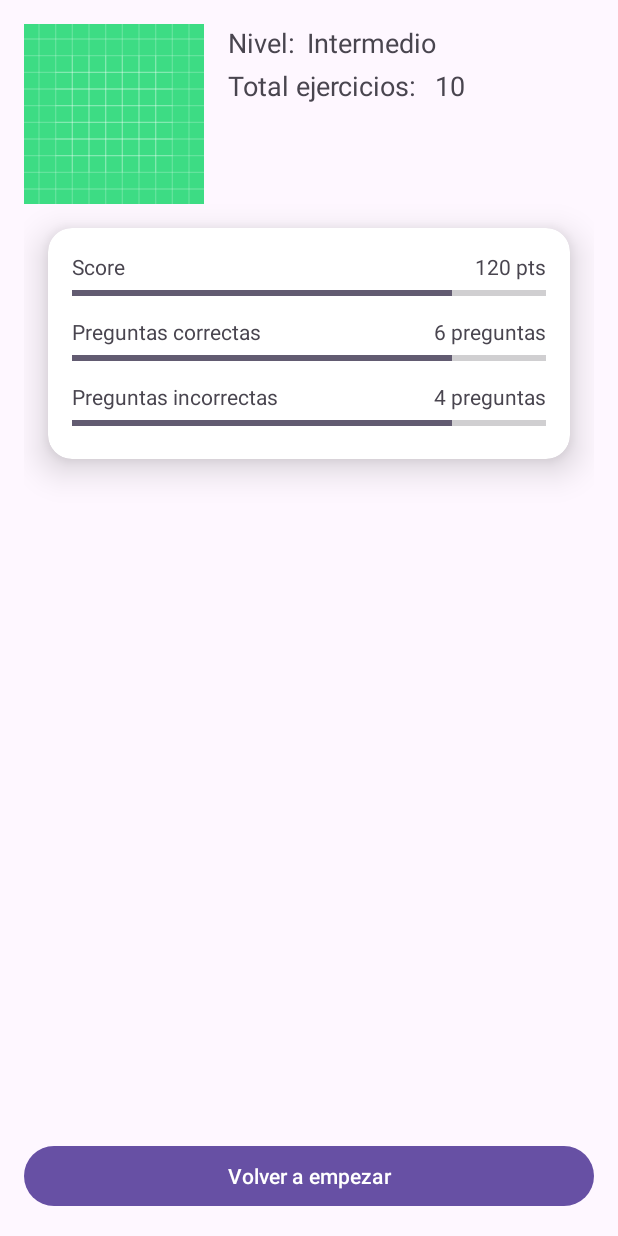
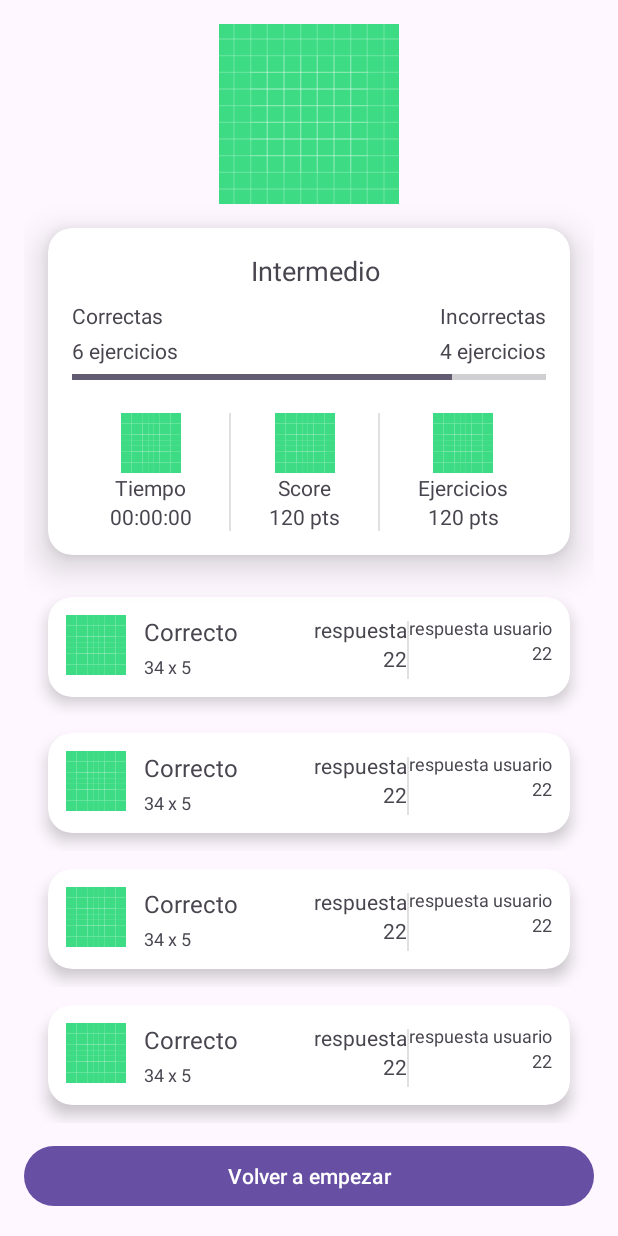
Before and after one commit to JhohellsDL/MultiplicationMasterApplication, an Android app: the layout fragment_feedback.xml on its own in the app's theme, with its tools: preview values and no code run, on a phone screen of 412 x 824 dp. Run offline under Robolectric (Android 15) with nearby library versions, the phone set to English and light mode, and no system bars.

Commit message:
second design view ending

```diff
--- a/app/src/main/res/layout/fragment_feedback.xml
+++ b/app/src/main/res/layout/fragment_feedback.xml
@@ -1,7 +1,7 @@
 <?xml version="1.0" encoding="utf-8"?>
 <layout xmlns:android="http://schemas.android.com/apk/res/android"
+    xmlns:app="http://schemas.android.com/apk/res-auto"
     xmlns:tools="http://schemas.android.com/tools"
-    xmlns:app="http://schemas.android.com/apk/res-auto"
     tools:context=".ui.screens.FeedbackFragment">
 
     <androidx.constraintlayout.widget.ConstraintLayout
@@ -16,46 +16,9 @@
             android:layout_width="120dp"
             android:layout_height="120dp"
             android:src="@drawable/ic_launcher_background"
-            app:layout_constraintTop_toTopOf="parent"
-            app:layout_constraintStart_toStartOf="parent"/>
-
-        <TextView
-            android:id="@+id/label_difficulty"
-            android:layout_width="wrap_content"
-            android:layout_height="wrap_content"
-            tools:text="Nivel:"
-            android:textSize="18sp"
-            app:layout_constraintTop_toTopOf="@id/image_feedback"
-            app:layout_constraintStart_toEndOf="@id/image_feedback"
-            android:layout_marginStart="16dp"/>
-        <TextView
-            android:id="@+id/text_difficulty"
-            android:layout_width="wrap_content"
-            android:layout_height="wrap_content"
-            tools:text="Intermedio"
-            android:textSize="18sp"
-            app:layout_constraintTop_toTopOf="@id/image_feedback"
-            app:layout_constraintStart_toEndOf="@id/label_difficulty"
-            android:layout_marginStart="8dp"/>
-        <TextView
-            android:id="@+id/label_nro_exercises"
-            android:layout_width="wrap_content"
-            android:layout_height="wrap_content"
-            tools:text="Total ejercicios:"
-            android:textSize="18sp"
-            android:layout_marginTop="4dp"
-            app:layout_constraintTop_toBottomOf="@id/text_difficulty"
-            app:layout_constraintStart_toEndOf="@id/image_feedback"
-            android:layout_marginStart="16dp"/>
-        <TextView
-            android:layout_width="wrap_content"
-            android:layout_height="wrap_content"
-            tools:text="10"
-            android:textSize="18sp"
-            app:layout_constraintTop_toTopOf="@id/label_nro_exercises"
-            app:layout_constraintStart_toEndOf="@id/label_nro_exercises"
-            android:layout_marginStart="12dp"/>
-
+            app:layout_constraintEnd_toEndOf="parent"
+            app:layout_constraintStart_toStartOf="parent"
+            app:layout_constraintTop_toTopOf="parent" />
 
         <androidx.cardview.widget.CardView
             android:id="@+id/card_view_detail"
@@ -73,109 +36,219 @@
                 android:layout_width="match_parent"
                 android:layout_height="match_parent"
                 android:padding="16dp">
+
                 <TextView
-                    android:id="@+id/score_textview_label"
+                    android:id="@+id/text_difficulty"
                     android:layout_width="wrap_content"
                     android:layout_height="wrap_content"
-                    android:textSize="14sp"
-                    android:text="Score"
+                    android:layout_marginStart="8dp"
+                    android:textSize="18sp"
+                    app:layout_constraintEnd_toEndOf="parent"
                     app:layout_constraintStart_toStartOf="parent"
-                    app:layout_constraintTop_toTopOf="parent"/>
+                    app:layout_constraintTop_toTopOf="parent"
+                    tools:text="Intermedio" />
+
                 <TextView
-                    android:id="@+id/score_textview"
+                    android:id="@+id/correct_textview_label"
                     android:layout_width="wrap_content"
                     android:layout_height="wrap_content"
+                    android:paddingTop="8dp"
+                    android:text="Correctas"
                     android:textSize="14sp"
-                    tools:text="120 pts"
+                    app:layout_constraintStart_toStartOf="parent"
+                    app:layout_constraintTop_toBottomOf="@id/text_difficulty" />
+
+                <TextView
+                    android:id="@+id/correct_textview"
+                    android:layout_width="wrap_content"
+                    android:layout_height="wrap_content"
+                    android:paddingTop="4dp"
+                    android:textSize="14sp"
+                    app:layout_constraintStart_toStartOf="parent"
+                    app:layout_constraintTop_toBottomOf="@id/correct_textview_label"
+                    tools:text="6 ejercicios" />
+
+                <TextView
+                    android:id="@+id/incorrect_textview_label"
+                    android:layout_width="wrap_content"
+                    android:layout_height="wrap_content"
+                    android:paddingTop="8dp"
+                    android:text="Incorrectas"
+                    android:textSize="14sp"
                     app:layout_constraintEnd_toEndOf="parent"
-                    app:layout_constraintTop_toTopOf="parent"/>
+                    app:layout_constraintTop_toBottomOf="@id/text_difficulty" />
+
+                <TextView
+                    android:id="@+id/incorrect_textview"
+                    android:layout_width="wrap_content"
+                    android:layout_height="wrap_content"
+                    android:paddingTop="4dp"
+                    android:textSize="14sp"
+                    app:layout_constraintEnd_toEndOf="parent"
+                    app:layout_constraintTop_toBottomOf="@id/incorrect_textview_label"
+                    tools:text="4 ejercicios" />
+
                 <ProgressBar
-                    android:id="@+id/progress_bar_score"
+                    android:id="@+id/progress_bar_correct_incorrect"
                     style="?android:attr/progressBarStyleHorizontal"
                     android:layout_width="match_parent"
                     android:layout_height="wrap_content"
                     android:progress="80"
+                    app:layout_constraintEnd_toEndOf="parent"
                     app:layout_constraintStart_toStartOf="parent"
-                    app:layout_constraintEnd_toEndOf="parent"
-                    app:layout_constraintTop_toBottomOf="@id/score_textview" />
-                <TextView
-                    android:id="@+id/correct_textview_label"
-                    android:layout_width="wrap_content"
-                    android:layout_height="wrap_content"
-                    android:textSize="14sp"
-                    android:text="Preguntas correctas"
-                    android:paddingTop="8dp"
-                    app:layout_constraintTop_toBottomOf="@id/progress_bar_score"
-                    app:layout_constraintStart_toStartOf="parent"/>
-                <TextView
-                    android:id="@+id/correct_textview"
-                    android:layout_width="wrap_content"
-                    android:layout_height="wrap_content"
-                    android:textSize="14sp"
-                    tools:text="6 preguntas"
-                    android:paddingTop="8dp"
-                    app:layout_constraintTop_toBottomOf="@id/progress_bar_score"
-                    app:layout_constraintEnd_toEndOf="parent"/>
-                <ProgressBar
-                    android:id="@+id/progress_bar_correct"
-                    style="?android:attr/progressBarStyleHorizontal"
+                    app:layout_constraintTop_toBottomOf="@id/correct_textview" />
+
+                <androidx.appcompat.widget.LinearLayoutCompat
                     android:layout_width="match_parent"
                     android:layout_height="wrap_content"
-                    android:progress="80"
-                    app:layout_constraintStart_toStartOf="parent"
-                    app:layout_constraintEnd_toEndOf="parent"
-                    app:layout_constraintTop_toBottomOf="@id/correct_textview" />
-                <TextView
-                    android:id="@+id/incorrect_textview_label"
-                    android:layout_width="wrap_content"
-                    android:layout_height="wrap_content"
-                    android:textSize="14sp"
-                    android:paddingTop="8dp"
-                    android:text="Preguntas incorrectas"
-                    app:layout_constraintStart_toStartOf="parent"
-                    app:layout_constraintTop_toBottomOf="@id/progress_bar_correct"/>
-                <TextView
-                    android:id="@+id/incorrect_textview"
-                    android:layout_width="wrap_content"
-                    android:layout_height="wrap_content"
-                    android:textSize="14sp"
-                    android:paddingTop="8dp"
-                    tools:text="4 preguntas"
-                    app:layout_constraintEnd_toEndOf="parent"
-                    app:layout_constraintTop_toBottomOf="@id/progress_bar_correct"/>
-                <ProgressBar
-                    android:id="@+id/progress_bar_incorrect"
-                    style="?android:attr/progressBarStyleHorizontal"
-                    android:layout_width="match_parent"
-                    android:layout_height="wrap_content"
-                    android:progress="80"
-                    app:layout_constraintStart_toStartOf="parent"
-                    app:layout_constraintEnd_toEndOf="parent"
-                    app:layout_constraintTop_toBottomOf="@id/incorrect_textview" />
+                    android:layout_marginTop="16dp"
+                    android:orientation="horizontal"
+                    app:layout_constraintTop_toBottomOf="@id/progress_bar_correct_incorrect">
 
+                    <androidx.constraintlayout.widget.ConstraintLayout
+                        android:layout_width="wrap_content"
+                        android:layout_height="wrap_content"
+                        android:layout_weight="1">
+
+                        <androidx.appcompat.widget.AppCompatImageView
+                            android:id="@+id/image_icon_time"
+                            android:layout_width="40dp"
+                            android:layout_height="40dp"
+                            android:src="@drawable/ic_launcher_background"
+                            app:layout_constraintEnd_toEndOf="parent"
+                            app:layout_constraintStart_toStartOf="parent"
+                            app:layout_constraintTop_toTopOf="parent" />
+
+                        <TextView
+                            android:id="@+id/time_textview_label"
+                            android:layout_width="wrap_content"
+                            android:layout_height="wrap_content"
+                            android:text="Tiempo"
+                            android:textSize="14sp"
+                            app:layout_constraintEnd_toEndOf="parent"
+                            app:layout_constraintStart_toStartOf="parent"
+                            app:layout_constraintTop_toBottomOf="@id/image_icon_time" />
+
+                        <TextView
+                            android:id="@+id/time_textview"
+                            android:layout_width="wrap_content"
+                            android:layout_height="wrap_content"
+                            android:textSize="14sp"
+                            app:layout_constraintEnd_toEndOf="parent"
+                            app:layout_constraintStart_toStartOf="parent"
+                            app:layout_constraintTop_toBottomOf="@id/time_textview_label"
+                            tools:text="00:00:00" />
+
+                    </androidx.constraintlayout.widget.ConstraintLayout>
+
+                    <View
+                        android:id="@+id/divider1"
+                        android:layout_width="1dp"
+                        android:layout_height="match_parent"
+                        android:background="?android:attr/listDivider" />
+
+                    <androidx.constraintlayout.widget.ConstraintLayout
+                        android:layout_width="wrap_content"
+                        android:layout_height="wrap_content"
+                        android:layout_weight="1">
+
+                        <androidx.appcompat.widget.AppCompatImageView
+                            android:id="@+id/image_icon_score"
+                            android:layout_width="40dp"
+                            android:layout_height="40dp"
+                            android:src="@drawable/ic_launcher_background"
+                            app:layout_constraintEnd_toEndOf="parent"
+                            app:layout_constraintStart_toStartOf="parent"
+                            app:layout_constraintTop_toTopOf="parent" />
+
+                        <TextView
+                            android:id="@+id/score_textview_label"
+                            android:layout_width="wrap_content"
+                            android:layout_height="wrap_content"
+                            android:text="Score"
+                            android:textSize="14sp"
+                            app:layout_constraintEnd_toEndOf="parent"
+                            app:layout_constraintStart_toStartOf="parent"
+                            app:layout_constraintTop_toBottomOf="@id/image_icon_score" />
+
+                        <TextView
+                            android:id="@+id/score_textview"
+                            android:layout_width="wrap_content"
+                            android:layout_height="wrap_content"
+                            android:textSize="14sp"
+                            app:layout_constraintEnd_toEndOf="parent"
+                            app:layout_constraintStart_toStartOf="parent"
+                            app:layout_constraintTop_toBottomOf="@id/score_textview_label"
+                            tools:text="120 pts" />
+
+                    </androidx.constraintlayout.widget.ConstraintLayout>
+
+                    <View
+                        android:id="@+id/divider2"
+                        android:layout_width="1dp"
+                        android:layout_height="match_parent"
+                        android:background="?android:attr/listDivider" />
+
+                    <androidx.constraintlayout.widget.ConstraintLayout
+                        android:layout_width="wrap_content"
+                        android:layout_height="wrap_content"
+                        android:layout_weight="1">
+
+                        <androidx.appcompat.widget.AppCompatImageView
+                            android:id="@+id/image_icon_number_exercises"
+                            android:layout_width="40dp"
+                            android:layout_height="40dp"
+                            android:src="@drawable/ic_launcher_background"
+                            app:layout_constraintEnd_toEndOf="parent"
+                            app:layout_constraintStart_toStartOf="parent"
+                            app:layout_constraintTop_toTopOf="parent" />
+
+                        <TextView
+                            android:id="@+id/number_exercises_textview_label"
+                            android:layout_width="wrap_content"
+                            android:layout_height="wrap_content"
+                            android:text="Ejercicios"
+                            android:textSize="14sp"
+                            app:layout_constraintEnd_toEndOf="parent"
+                            app:layout_constraintStart_toStartOf="parent"
+                            app:layout_constraintTop_toBottomOf="@id/image_icon_number_exercises" />
+
+                        <TextView
+                            android:id="@+id/number_exercises_textview"
+                            android:layout_width="wrap_content"
+                            android:layout_height="wrap_content"
+                            android:textSize="14sp"
+                            app:layout_constraintEnd_toEndOf="parent"
+                            app:layout_constraintStart_toStartOf="parent"
+                            app:layout_constraintTop_toBottomOf="@id/number_exercises_textview_label"
+                            tools:text="120 pts" />
+
+                    </androidx.constraintlayout.widget.ConstraintLayout>
+                </androidx.appcompat.widget.LinearLayoutCompat>
             </androidx.constraintlayout.widget.ConstraintLayout>
 
         </androidx.cardview.widget.CardView>
+
         <androidx.recyclerview.widget.RecyclerView
             android:id="@+id/recycler_view"
             android:layout_width="match_parent"
-            android:layout_height="wrap_content"
-            android:paddingTop="16dp"
-            android:paddingBottom="48dp"
-            app:layout_constraintBottom_toBottomOf="parent"
-            app:layout_constraintTop_toBottomOf="@id/card_view_detail"/>
+            android:layout_height="0dp"
+            android:layout_marginTop="16dp"
+            android:layout_marginBottom="56dp"
+            app:layout_constraintBottom_toBottomOf="@id/restart_button"
+            app:layout_constraintTop_toBottomOf="@id/card_view_detail"
+            tools:itemCount="40"
+            tools:listitem="@layout/item_exercise" />
 
         <Button
             android:id="@+id/restart_button"
             android:layout_width="match_parent"
             android:layout_height="wrap_content"
-            app:layout_constraintBottom_toBottomOf="parent"
-            android:text="Volver a empezar"/>
-
+            android:text="Volver a empezar"
+            app:layout_constraintBottom_toBottomOf="parent" />
 
 
     </androidx.constraintlayout.widget.ConstraintLayout>
 
 
-
 </layout>
--- /dev/null
+++ b/app/src/main/res/layout/item_exercise.xml
@@ -0,0 +1,106 @@
+<?xml version="1.0" encoding="utf-8"?>
+<androidx.constraintlayout.widget.ConstraintLayout xmlns:android="http://schemas.android.com/apk/res/android"
+    xmlns:app="http://schemas.android.com/apk/res-auto"
+    xmlns:tools="http://schemas.android.com/tools"
+    android:layout_width="match_parent"
+    android:layout_height="wrap_content">
+
+    <androidx.cardview.widget.CardView
+        android:id="@+id/card_view_share_message"
+        android:layout_width="match_parent"
+        android:layout_height="wrap_content"
+        android:layout_marginVertical="12dp"
+        android:layout_marginHorizontal="16dp"
+        android:translationZ="4dp"
+        app:cardCornerRadius="16dp"
+        app:layout_constraintBottom_toBottomOf="parent"
+        app:layout_constraintEnd_toEndOf="parent"
+        app:layout_constraintStart_toStartOf="parent"
+        app:layout_constraintTop_toTopOf="parent">
+
+        <androidx.constraintlayout.widget.ConstraintLayout
+            android:layout_width="match_parent"
+            android:layout_height="wrap_content"
+            android:padding="12dp">
+
+            <androidx.appcompat.widget.AppCompatImageView
+                android:id="@+id/image_reading_item_exercise"
+                android:layout_width="40dp"
+                android:layout_height="40dp"
+                android:src="@drawable/ic_launcher_background"
+                app:layout_constraintStart_toStartOf="parent"
+                app:layout_constraintTop_toTopOf="parent"
+                tools:ignore="ImageContrastCheck" />
+
+            <TextView
+                android:id="@+id/text_title"
+                android:layout_width="0dp"
+                android:layout_height="wrap_content"
+                android:layout_marginStart="12dp"
+                android:gravity="center_vertical"
+                android:textSize="16sp"
+                android:layout_marginEnd="8dp"
+                app:layout_constraintStart_toEndOf="@id/image_reading_item_exercise"
+                app:layout_constraintTop_toTopOf="@id/image_reading_item_exercise"
+                tools:text="Correcto" />
+
+            <TextView
+                android:id="@+id/text_exercise"
+                android:layout_width="wrap_content"
+                android:layout_height="0dp"
+                android:gravity="center_vertical"
+                android:textSize="12sp"
+                android:layout_marginTop="4dp"
+                app:layout_constraintStart_toStartOf="@id/text_title"
+                app:layout_constraintTop_toBottomOf="@id/text_title"
+                tools:text="34 x 5" />
+            <TextView
+                android:id="@+id/label_answer"
+                android:layout_width="wrap_content"
+                android:layout_height="wrap_content"
+                app:layout_constraintTop_toTopOf="parent"
+                app:layout_constraintEnd_toStartOf="@id/divider"
+                tools:text="respuesta" />
+            <TextView
+                android:id="@+id/text_answer"
+                android:layout_width="wrap_content"
+                android:layout_height="wrap_content"
+                app:layout_constraintEnd_toStartOf="@id/divider"
+                app:layout_constraintTop_toBottomOf="@id/label_answer"
+                tools:text="22" />
+            <View
+                android:id="@+id/divider"
+                android:layout_width="1dp"
+                android:layout_height="0dp"
+                android:layout_marginTop="4dp"
+                android:background="?android:attr/listDivider"
+                app:layout_constraintTop_toTopOf="parent"
+                app:layout_constraintBottom_toBottomOf="parent"
+                app:layout_constraintEnd_toStartOf="@id/label_answer_user"/>
+            <TextView
+                android:id="@+id/label_answer_user"
+                android:layout_width="wrap_content"
+                android:layout_height="wrap_content"
+                android:layout_marginStart="12dp"
+                android:textSize="12sp"
+                app:layout_constraintEnd_toEndOf="parent"
+                app:layout_constraintTop_toTopOf="parent"
+                tools:text="respuesta usuario"/>
+            <TextView
+                android:id="@+id/text_answer_user"
+                android:layout_width="wrap_content"
+                android:layout_height="wrap_content"
+                android:layout_marginStart="12dp"
+                android:textSize="12sp"
+                app:layout_constraintEnd_toEndOf="parent"
+                app:layout_constraintTop_toBottomOf="@id/label_answer_user"
+                tools:text="22"/>
+
+
+
+        </androidx.constraintlayout.widget.ConstraintLayout>
+
+
+    </androidx.cardview.widget.CardView>
+
+</androidx.constraintlayout.widget.ConstraintLayout>
```
